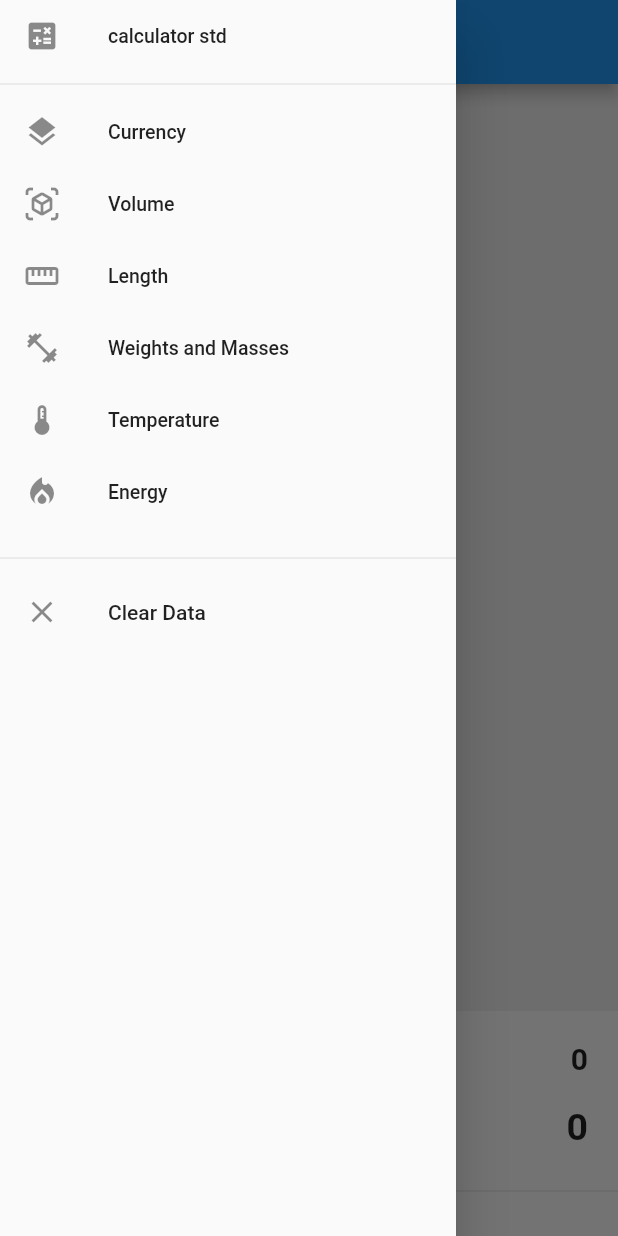
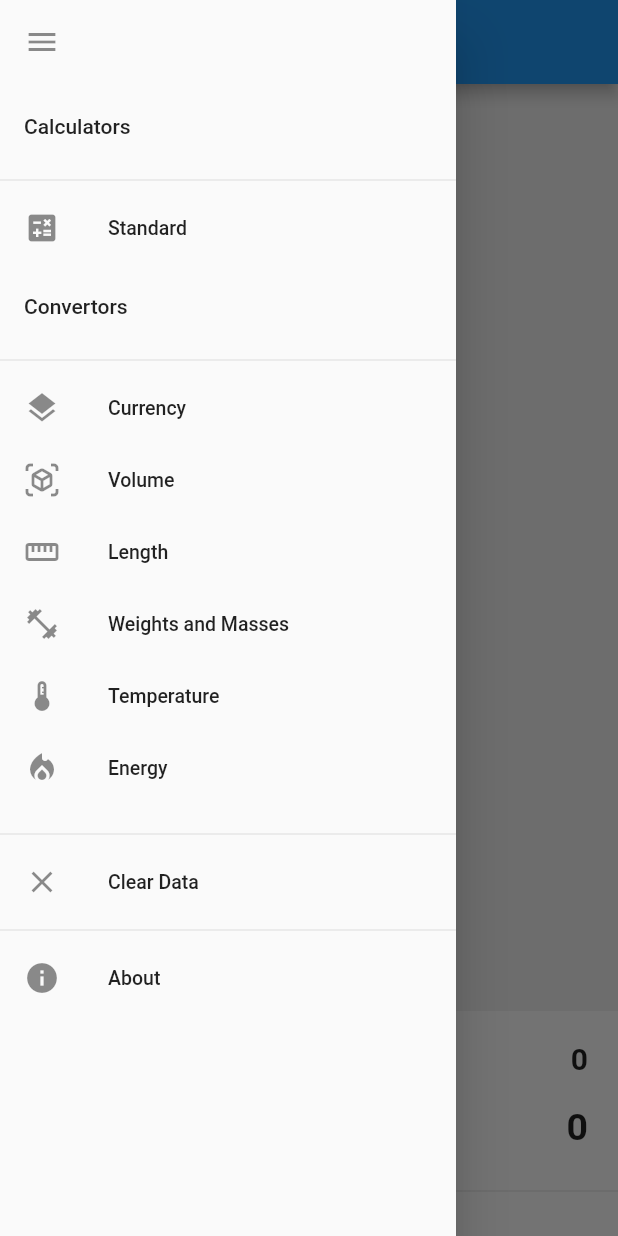
Before and after one commit to tuuhin/calculator_, a Flutter app: the screen it shows after launch, with the side drawer open, on a phone screen of 412 x 824 dp. Run offline on Flutter 3.47's test engine with Material 2 defaults, Android fonts, the phone set to English and light mode, and no system bars; our stand-ins replace math_expressions, shared_preferences; network calls fail.

Commit message:
arranged the items

```diff
--- a/lib/widget/appdrawer.dart
+++ b/lib/widget/appdrawer.dart
@@ -38,6 +38,15 @@ class AppDrawer extends StatelessWidget {
         crossAxisAlignment: CrossAxisAlignment.start,
         children: [
           ListTile(
+              onTap: () {
+                Navigator.pop(context);
+              },
+              leading: const Icon(
+                Icons.menu,
+              )),
+          const ListTile(title: Text('Calculators')),
+          const Divider(),
+          ListTile(
             onTap: () {
               Navigator.of(context).pushReplacement(
                 MaterialPageRoute(builder: (BuildContext context) {
@@ -48,14 +57,16 @@ class AppDrawer extends StatelessWidget {
             leading: const Icon(Icons.calculate),
             dense: true,
             title: const Text(
-              'calculator std',
+              'Standard',
             ),
           ),
+          const ListTile(title: Text('Convertors')),
           const Divider(),
           SizedBox(
             height: 300,
             child: ListView.builder(
                 itemCount: _screens.length,
+                physics: const NeverScrollableScrollPhysics(),
                 itemBuilder: (BuildContext context, int i) {
                   return ListTile(
                     dense: true,
@@ -71,80 +82,20 @@ class AppDrawer extends StatelessWidget {
                   );
                 }),
           ),
-          // ListTile(
-          //   onTap: () {
-          //     Navigator.of(context).pushReplacement(
-          //       MaterialPageRoute(builder: (BuildContext context) {
-          //         return const CurrencyPage();
-          //       }),
-          //     );
-          //   },
-          //   dense: true,
-          //   leading: Icon(Icons.layers),
-          //   title: Text('Currency'),
-          // ),
-          // const Divider(),
-          // ListTile(
-          //     onTap: () {
-          //       Navigator.of(context).pushReplacement(
-          //         MaterialPageRoute(builder: (BuildContext context) {
-          //           return const VolumePage();
-          //         }),
-          //       );
-          //     },
-          //     dense: true,
-          //     leading: Icon(Icons.view_in_ar_outlined),
-          //     title: const Text('Volume')),
-          // const Divider(),
-          // ListTile(
-          //   onTap: () {
-          //     Navigator.of(context).pushReplacement(
-          //       MaterialPageRoute(builder: (BuildContext context) {
-          //         return const LengthPage();
-          //       }),
-          //     );
-          //   },
-          //   title: const Text('Lenght'),
-          //   dense: true,
-          //   leading: Icon(Icons.straighten),
-          // ),
-          // const Divider(),
-          // TextButton(
-          //     onPressed: () {
-          //       Navigator.of(context).pushReplacement(
-          //         MaterialPageRoute(builder: (BuildContext context) {
-          //           return const WeightPage();
-          //         }),
-          //       );
-          //     },
-          //     child: const Text('Weight and Mass')),
-          // const Divider(),
-          // TextButton(
-          //     onPressed: () {
-          //       Navigator.of(context).pushReplacement(
-          //         MaterialPageRoute(builder: (BuildContext context) {
-          //           return const TemperaturePage();
-          //         }),
-          //       );
-          //     },
-          //     child: const Text('Temperature')),
-          // const Divider(),
-          // TextButton(
-          //     onPressed: () {
-          //       Navigator.of(context).pushReplacement(
-          //         MaterialPageRoute(builder: (BuildContext context) {
-          //           return const EnergyPage();
-          //         }),
-          //       );
-          //     },
-          //     child: const Text('Energy')),
           const Divider(),
           ListTile(
             leading: const Icon(Icons.clear),
             title: const Text('Clear Data'),
+            dense: true,
             onTap: () {
               BaseModel.preferences!.clear();
             },
+          ),
+          const Divider(),
+          const ListTile(
+            dense: true,
+            leading: Icon(Icons.info),
+            title: Text('About'),
           )
         ],
       )),
```
